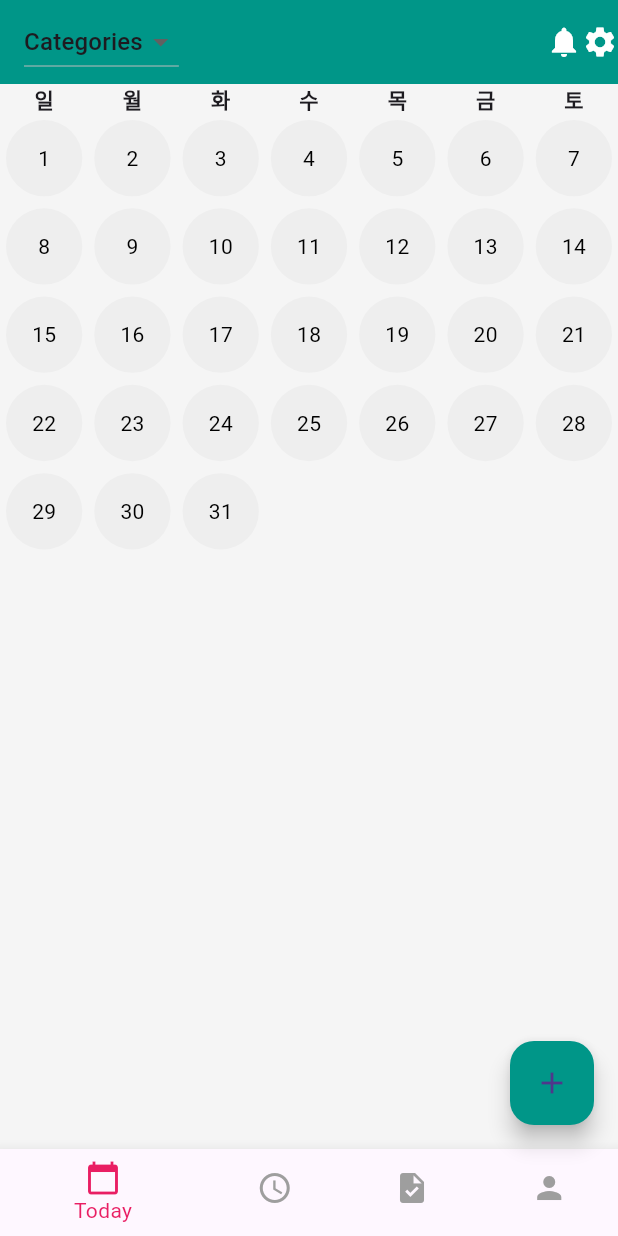
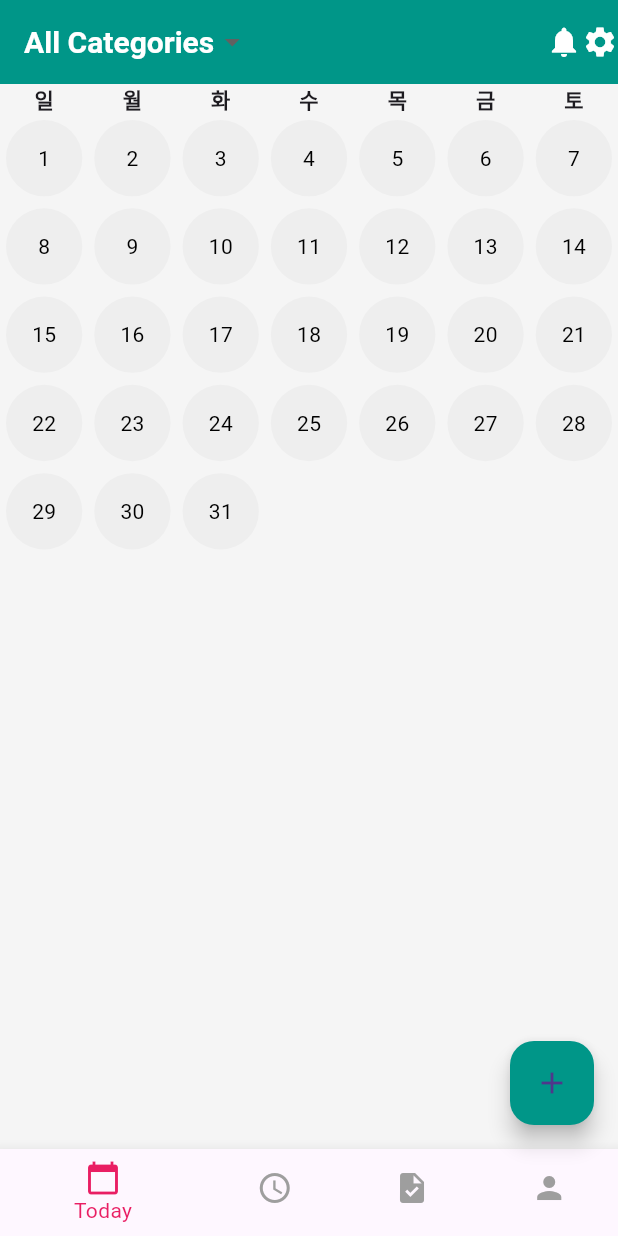
Before and after one commit to wjdrkdudWkd/simple-calendar-app, a Flutter app: the screen it shows after launch, on a phone screen of 412 x 824 dp. Run offline on Flutter 3.47's test engine with Material 3 defaults, Android fonts, the phone set to English and light mode, and no system bars; our stand-ins replace sqflite, sqflite_common_ffi; accounts and stored records are empty.

Commit message:
category drop down

```diff
--- /dev/null
+++ b/simple_calendar_app/lib/category/category_drop_down.dart
@@ -0,0 +1,65 @@
+import 'package:flutter/material.dart';
+import 'package:provider/provider.dart';
+import '../providers/category_provider.dart';
+
+class CategoryDropdown extends StatelessWidget {
+  const CategoryDropdown({super.key});
+
+  @override
+  Widget build(BuildContext context) {
+    return Consumer<CategoryProvider>(
+      builder: (context, provider, child) {
+        if (provider.isLoading) {
+          return const CircularProgressIndicator();
+        }
+
+        // 'All' 옵션을 포함한 드롭다운 아이템 생성
+        final dropdownItems = [
+          DropdownMenuItem<String>(
+            value: null,
+            child: Text(
+              'All Categories',
+              style: TextStyle(
+                fontSize: 20,
+                fontWeight: FontWeight.bold,
+                color: Theme.of(context).appBarTheme.foregroundColor,
+              ),
+            ),
+          ),
+          ...provider.categories.map((category) {
+            return DropdownMenuItem<String>(
+              value: category.id,
+              child: Text(
+                category.name,
+                style: TextStyle(
+                  fontSize: 20,
+                  fontWeight: FontWeight.bold,
+                  color: Theme.of(context).appBarTheme.foregroundColor,
+                ),
+              ),
+            );
+          }),
+        ];
+
+        return DropdownButton<String>(
+          value: provider.selectedCategoryId,
+          items: dropdownItems,
+          onChanged: (String? newValue) {
+            provider.updateSelectedCategory(newValue);
+            // TODO: 여기서 선택된 카테고리에 따른 이벤트 필터링 로직 추가
+          },
+          underline: Container(), // 밑줄 제거
+          icon: const Icon(Icons.arrow_drop_down),
+          iconSize: 24,
+          elevation: 16,
+          style: TextStyle(
+            fontSize: 20,
+            fontWeight: FontWeight.bold,
+            color: Theme.of(context).appBarTheme.foregroundColor,
+          ),
+          dropdownColor: Theme.of(context).appBarTheme.backgroundColor,
+        );
+      },
+    );
+  }
+}
--- a/simple_calendar_app/lib/home_page.dart
+++ b/simple_calendar_app/lib/home_page.dart
@@ -1,5 +1,6 @@
 import 'package:flutter/material.dart';
 import 'package:intl/intl.dart';
+import 'package:simple_calendar_app/category/category_drop_down.dart';
 import 'package:simple_calendar_app/common/botton_navigator.dart';
 import 'package:simple_calendar_app/common/common_app_bar.dart';
 import 'app_database.dart';
@@ -166,19 +167,26 @@ class _HomePageState extends State<HomePage> {
       //     ),
       //   ],
       // ),
-      appBar: CommonAppBar(
-        title: DropdownButton<String>(
-          value: 'Categories',
-          items: <String>['Categories', 'Favorites', 'All']
-              .map<DropdownMenuItem<String>>((String value) {
-            return DropdownMenuItem<String>(
-              value: value,
-              child: Text(value),
-            );
-          }).toList(),
-          onChanged: (String? newValue) {},
-        ),
-        actions: const [
+      // appBar: CommonAppBar(
+      //   title: DropdownButton<String>(
+      //     value: 'Categories',
+      //     items: <String>['Categories', 'Favorites', 'All']
+      //         .map<DropdownMenuItem<String>>((String value) {
+      //       return DropdownMenuItem<String>(
+      //         value: value,
+      //         child: Text(value),
+      //       );
+      //     }).toList(),
+      //     onChanged: (String? newValue) {},
+      //   ),
+      //   actions: const [
+      //     Icon(Icons.notifications),
+      //     Icon(Icons.settings),
+      //   ],
+      // ),
+      appBar: const CommonAppBar(
+        title: CategoryDropdown(),
+        actions: [
           Icon(Icons.notifications),
           Icon(Icons.settings),
         ],
--- a/simple_calendar_app/lib/main.dart
+++ b/simple_calendar_app/lib/main.dart
@@ -29,7 +29,12 @@ class MyApp extends StatelessWidget {
   @override
   Widget build(BuildContext context) {
     return ChangeNotifierProvider(
-      create: (_) => CategoryProvider(),
+      create: (_) {
+        final provider = CategoryProvider();
+        // 앱 시작 시 카테고리 로드
+        provider.loadCategories();
+        return provider;
+      },
       child: MaterialApp(
         title: 'Calendar App',
         theme: ThemeData(
--- a/simple_calendar_app/lib/providers/category_provider.dart
+++ b/simple_calendar_app/lib/providers/category_provider.dart
@@ -6,10 +6,18 @@ import 'package:uuid/uuid.dart';
 class CategoryProvider extends ChangeNotifier {
   final DatabaseService _databaseService = DatabaseService();
   List<Categories> _categories = [];
+  String? _selectedCategoryId;
   bool _isLoading = false;
 
   List<Categories> get categories => _categories;
+  String? get selectedCategoryId => _selectedCategoryId;
   bool get isLoading => _isLoading;
+
+  // 선택된 카테고리 ID 업데이트
+  void updateSelectedCategory(String? categoryId) {
+    _selectedCategoryId = categoryId;
+    notifyListeners();
+  }
 
   Future<void> loadCategories() async {
     _isLoading = true;
```
